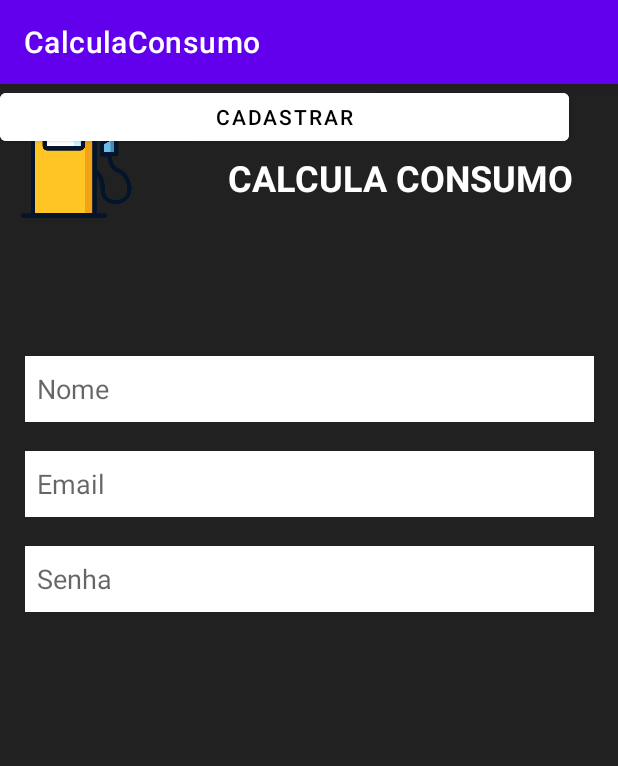
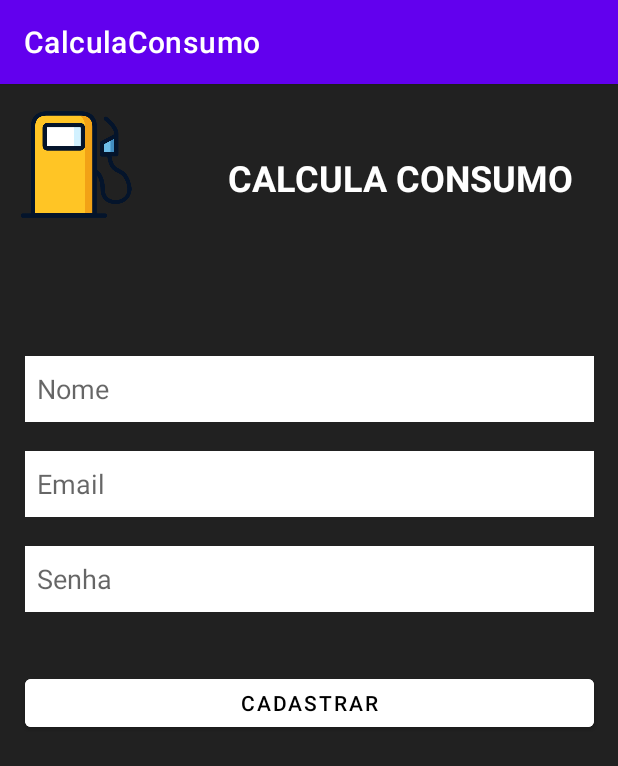
Before and after one commit to ThiagoGruberMartines/CalculaConsumo, an Android app: the CadastroActivity screen opened directly, with no data from a screen before it, after a tap on "CADASTRAR", on a phone screen of 412 x 824 dp. Shown: the top 766 px of the screen. Run offline under Robolectric (Android 15) with nearby library versions, the phone set to English and light mode, and no system bars; our stand-ins replace Firebase (no records; nobody signed in at launch, a user with empty details on screens opened directly).

Commit message:
autenticação finalizada e formatação do resultado criada

```diff
--- a/app/build.gradle
+++ b/app/build.gradle
@@ -35,6 +35,7 @@ dependencies {
     implementation 'com.google.android.material:material:1.9.0'
     implementation 'androidx.constraintlayout:constraintlayout:2.1.4'
     implementation 'com.google.firebase:firebase-common-ktx:20.1.0'
+    implementation 'com.google.firebase:firebase-auth:22.0.0'
     testImplementation 'junit:junit:4.13.2'
     androidTestImplementation 'androidx.test.ext:junit:1.1.5'
     androidTestImplementation 'androidx.test.espresso:espresso-core:3.5.1'
--- a/app/src/main/java/com/thiagom/calculaconsumo/AppActivity.java
+++ b/app/src/main/java/com/thiagom/calculaconsumo/AppActivity.java
@@ -7,10 +7,13 @@ import android.view.View;
 import android.widget.EditText;
 import android.widget.TextView;
 
+import java.text.DecimalFormat;
+
 public class AppActivity extends AppCompatActivity {
     private EditText km;
     private EditText lt;
     private TextView consumo;
+    DecimalFormat df = new DecimalFormat("####0.0 km/l");
 
     @Override
     protected void onCreate(Bundle savedInstanceState) {
@@ -33,7 +36,7 @@ public class AppActivity extends AppCompatActivity {
         } catch (Exception e) {
             valor2 = 0.0;
         }
-        consumo.setText(String.valueOf(valor1 / valor2));
+        consumo.setText(String.valueOf(df.format(valor1 / valor2)));
     }
 
 }
--- a/app/src/main/java/com/thiagom/calculaconsumo/CadastroActivity.java
+++ b/app/src/main/java/com/thiagom/calculaconsumo/CadastroActivity.java
@@ -1,13 +1,20 @@
 package com.thiagom.calculaconsumo;
 
+import androidx.annotation.NonNull;
 import androidx.appcompat.app.AppCompatActivity;
 
+import android.content.Intent;
 import android.os.Bundle;
 import android.view.View;
 import android.widget.Button;
 import android.widget.EditText;
 import android.widget.Toast;
 
+import com.google.android.gms.tasks.OnCompleteListener;
+import com.google.android.gms.tasks.Task;
+import com.google.firebase.auth.AuthResult;
+import com.google.firebase.auth.FirebaseAuth;
+import com.google.firebase.auth.FirebaseUser;
 import com.google.firebase.ktx.Firebase;
 import com.thiagom.calculaconsumo.modelo.Usuario;
 
@@ -18,6 +25,7 @@ public class CadastroActivity extends AppCompatActivity {
     private EditText etSenha;
     private Button btnCadastrar;
     private Usuario usuario;
+    private FirebaseAuth mAuth;
 
     @Override
     protected void onCreate(Bundle savedInstanceState) {
@@ -28,11 +36,29 @@ public class CadastroActivity extends AppCompatActivity {
         etEmail = findViewById(R.id.etEmail);
         etSenha = findViewById(R.id.etSenha);
         btnCadastrar = findViewById(R.id.btnCadastrar);
+        mAuth = FirebaseAuth.getInstance();
 
         btnCadastrar.setOnClickListener(new View.OnClickListener() {
             @Override
             public void onClick(View view) {
                 recuperarDados();
+                criarLogin();
+            }
+        });
+    }
+
+    private void criarLogin() {
+        mAuth.createUserWithEmailAndPassword(usuario.getEmail(),usuario.getSenha()).addOnCompleteListener(this, new OnCompleteListener<AuthResult>() {
+            @Override
+            public void onComplete(@NonNull Task<AuthResult> task) {
+                if (task.isSuccessful()){
+                    FirebaseUser user = mAuth.getCurrentUser();
+                    usuario.setId(user.getUid());
+                    usuario.salvarDados();
+                    startActivity(new Intent(CadastroActivity.this, LoginActivity.class));
+                } else {
+                    Toast.makeText(CadastroActivity.this, "Erro ao cadastrar-se!", Toast.LENGTH_SHORT).show();
+                }
             }
         });
     }
--- a/app/src/main/java/com/thiagom/calculaconsumo/modelo/Usuario.java
+++ b/app/src/main/java/com/thiagom/calculaconsumo/modelo/Usuario.java
@@ -37,4 +37,8 @@ public class Usuario {
     public void setSenha(String senha) {
         this.senha = senha;
     }
+
+    public void salvarDados() {
+        // vai ser utilizado no futuro para salvar os dados no banco de dados
+    }
 }
--- a/app/src/main/res/layout/activity_app.xml
+++ b/app/src/main/res/layout/activity_app.xml
@@ -44,7 +44,7 @@
         android:layout_width="wrap_content"
         android:layout_height="wrap_content"
         android:fontFamily="sans-serif"
-        android:text="Média de consumo por litro:"
+        android:text="Consumo:"
         android:textAlignment="center"
         android:textColor="@color/white"
         android:textSize="20sp"
@@ -140,6 +140,7 @@
         android:layout_width="139dp"
         android:layout_height="41dp"
         android:backgroundTint="@color/white"
+        android:onClick="CalculaConsumo"
         android:text="Calcular"
         android:textAlignment="center"
         android:textColor="@color/black"
--- a/app/src/main/res/layout/activity_cadastro.xml
+++ b/app/src/main/res/layout/activity_cadastro.xml
@@ -48,7 +48,7 @@
         android:inputType="textPersonName"
         android:paddingLeft="8dp"
         android:paddingRight="8dp"
-        android:textColor="@color/white"
+        android:textColor="@color/black"
         app:layout_constraintBottom_toBottomOf="parent"
         app:layout_constraintEnd_toEndOf="parent"
         app:layout_constraintStart_toStartOf="parent"
@@ -68,6 +68,7 @@
         android:inputType="textEmailAddress"
         android:paddingLeft="8dp"
         android:paddingRight="8dp"
+        android:textColor="@color/black"
         app:layout_constraintBottom_toBottomOf="parent"
         app:layout_constraintEnd_toEndOf="parent"
         app:layout_constraintStart_toStartOf="parent"
@@ -86,6 +87,7 @@
         android:inputType="textPassword"
         android:paddingStart="8dp"
         android:paddingRight="8dp"
+        android:textColor="@color/black"
         app:layout_constraintBottom_toBottomOf="parent"
         app:layout_constraintEnd_toEndOf="parent"
         app:layout_constraintStart_toStartOf="parent"
@@ -99,6 +101,9 @@
         android:backgroundTint="@color/white"
         android:text="Cadastrar"
         android:textColor="@color/black"
-        tools:layout_editor_absoluteX="16dp"
-        tools:layout_editor_absoluteY="377dp" />
+        app:layout_constraintBottom_toBottomOf="parent"
+        app:layout_constraintEnd_toEndOf="parent"
+        app:layout_constraintStart_toStartOf="parent"
+        app:layout_constraintTop_toTopOf="parent"
+        app:layout_constraintVertical_bias="0.54" />
 </androidx.constraintlayout.widget.ConstraintLayout>
```
Also changed, not shown: app/src/main/java/com/thiagom/calculaconsumo/LoginActivity.java (+53 -0 lines), app/src/main/res/layout/activity_login.xml (+5 -3 lines).
